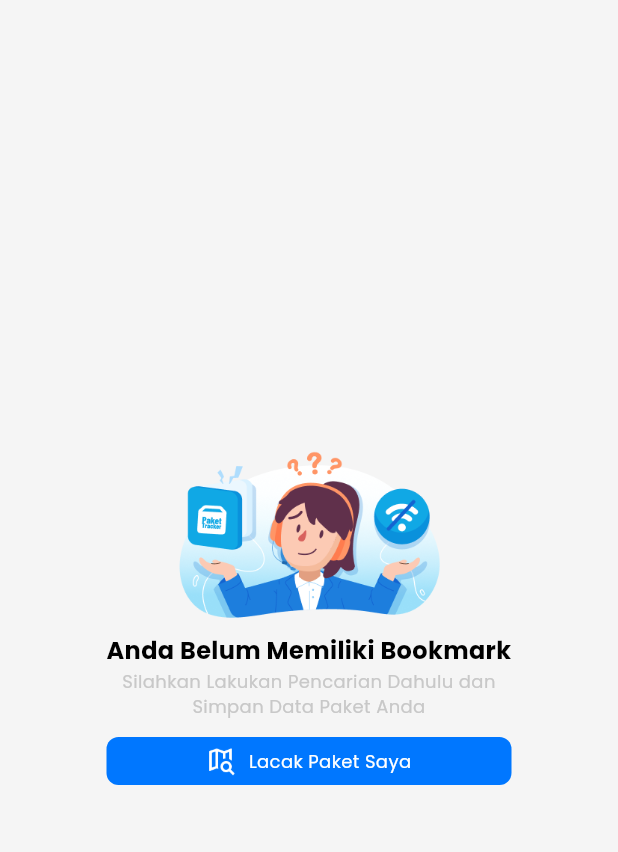
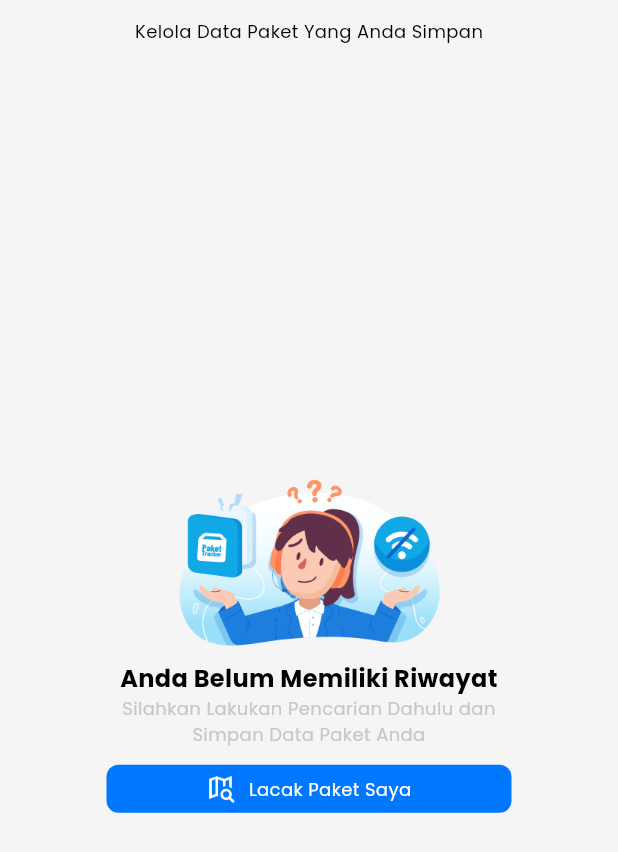
Before and after one commit to FarisAfra/Paket_Tracker, a Flutter app: the BookmarkPaket screen opened directly, on a phone screen of 412 x 824 dp. Shown: the top 852 px of the screen. Run offline on Flutter 3.47's test engine with Material 3 defaults, Android fonts, the phone set to English and light mode, and no system bars; our stand-ins replace card_loading, flutter_dotenv, google_fonts, image_picker, quickalert, shared_preferences and 2 more; accounts and stored records are empty.

Commit message:
Fix Nodata state in Bookmark Page, History page, And Paket Tracker Page

```diff
--- a/lib/screens/bookmark_paket.dart
+++ b/lib/screens/bookmark_paket.dart
@@ -44,7 +44,8 @@ class _BookmarkPaketState extends State<BookmarkPaket> {
     }
 
     setState(() {
-      savedDataList = loadedData.reversed.toList(); // Perbarui state dengan data yang diambil
+      savedDataList = loadedData.reversed
+          .toList(); // Perbarui state dengan data yang diambil
     });
   }
 
@@ -56,20 +57,35 @@ class _BookmarkPaketState extends State<BookmarkPaket> {
         return Wrap(
           alignment: WrapAlignment.center,
           children: [
-            Container(height: 16,),
-            Text('Pilih Aksi Yang Ingin Dilakukan', style: AppFonts.poppinsSemiBold(fontSize: 16),),
+            Container(
+              height: 16,
+            ),
+            Text(
+              'Pilih Aksi Yang Ingin Dilakukan',
+              style: AppFonts.poppinsSemiBold(fontSize: 16),
+            ),
             Divider(color: AppColors.BgPutih),
             ListTile(
-              leading: Image.asset(AppIcons.IcEditBlue, height: 24,),
-              title: Text('Edit Data', style: AppFonts.poppinsRegular(fontSize: 14),),
+              leading: Image.asset(
+                AppIcons.IcEditBlue,
+                height: 24,
+              ),
+              title: Text(
+                'Edit Data',
+                style: AppFonts.poppinsRegular(fontSize: 14),
+              ),
               onTap: () {
                 Navigator.of(context).pop();
                 _showEditDialog(index);
               },
             ),
             ListTile(
-              leading: Image.asset(AppIcons.IcDeleteRed, height: 24,),
-              title: Text('Hapus Data', style: AppFonts.poppinsRegular(fontSize: 14)),
+              leading: Image.asset(
+                AppIcons.IcDeleteRed,
+                height: 24,
+              ),
+              title: Text('Hapus Data',
+                  style: AppFonts.poppinsRegular(fontSize: 14)),
               onTap: () {
                 Navigator.of(context).pop();
                 _deleteData(index);
@@ -107,7 +123,9 @@ class _BookmarkPaketState extends State<BookmarkPaket> {
         if (newName.isNotEmpty) {
           _updateDataName(index, newName); // Memperbarui nama data
           Navigator.pop(context);
-        await Future.delayed(const Duration(milliseconds: 500)); // Tunggu sebentar sebelum menampilkan notifikasi sukses
+          await Future.delayed(const Duration(
+              milliseconds:
+                  500)); // Tunggu sebentar sebelum menampilkan notifikasi sukses
           await QuickAlert.show(
             context: context,
             type: QuickAlertType.success,
@@ -166,20 +184,7 @@ class _BookmarkPaketState extends State<BookmarkPaket> {
   Widget build(BuildContext context) {
     return Scaffold(
         backgroundColor: AppColors.BgPutih,
-        body: savedDataList.isEmpty
-            ? Center(
-                child: ErrorNodataScreen(
-                    title: 'Anda Belum Memiliki Bookmark',
-                    desc:
-                        'Silahkan Lakukan Pencarian Dahulu dan\nSimpan Data Paket Anda',
-                    IconButton: AppIcons.IcTrackWhite,
-                    TextButton: 'Lacak Paket Saya',
-                    handler:
-                        () {
-
-                        }),
-              )
-            : Column(
+        body: Column(
           children: [
             AppSpacer.VerticalSpacerMedium,
             Text(
@@ -190,7 +195,20 @@ class _BookmarkPaketState extends State<BookmarkPaket> {
             Expanded(
                 child: RefreshIndicator(
               onRefresh: _loadSavedData,
-                      child: ListView.builder(
+              child: savedDataList.isEmpty
+              ?Center(
+                child: ErrorNodataScreen(
+                    title: 'Anda Belum Memiliki Riwayat',
+                    desc:
+                        'Silahkan Lakukan Pencarian Dahulu dan\nSimpan Data Paket Anda',
+                    IconButton: AppIcons.IcTrackWhite,
+                    TextButton: 'Lacak Paket Saya',
+                    handler:
+                        () {
+
+                        }),
+              )
+              :ListView.builder(
                 itemCount: savedDataList.length,
                 itemBuilder: (context, index) {
                   final data = savedDataList[index];
@@ -201,7 +219,10 @@ class _BookmarkPaketState extends State<BookmarkPaket> {
                           Navigator.push(
                             context,
                             MaterialPageRoute(
-                                builder: (context) => DetailBookmarkPage(data: data, index: index,),
+                              builder: (context) => DetailBookmarkPage(
+                                data: data,
+                                index: index,
+                              ),
                             ),
                           );
                         },
@@ -214,8 +235,7 @@ class _BookmarkPaketState extends State<BookmarkPaket> {
                             child: Column(
                               children: [
                                 Row(
-                                        mainAxisAlignment:
-                                            MainAxisAlignment.center,
+                                  mainAxisAlignment: MainAxisAlignment.center,
                                   children: [
                                     getCourierLogo(data['courier']),
                                     AppSpacer.HorizontalSpacerLarge,
@@ -223,11 +243,8 @@ class _BookmarkPaketState extends State<BookmarkPaket> {
                                       crossAxisAlignment:
                                           CrossAxisAlignment.start,
                                       children: [
-                                              Text(
-                                                  data['name'] ??
-                                                      'Unknown Name',
-                                                  style:
-                                                      AppFonts.poppinsBold()),
+                                        Text(data['name'] ?? 'Unknown Name',
+                                            style: AppFonts.poppinsBold()),
                                         Text(
                                           '${data['courier2'] ?? 'Unknown Courier'}',
                                           style: AppFonts.poppinsMedium(
@@ -259,8 +276,7 @@ class _BookmarkPaketState extends State<BookmarkPaket> {
                       ));
                 },
               ),
-                    )
-                  )
+            ))
           ],
         ));
   }
--- a/lib/screens/lacak_paket.dart
+++ b/lib/screens/lacak_paket.dart
@@ -7,6 +7,7 @@ import 'package:paket_tracker_app/screens/widgets/buttons/icon_button.dart';
 import 'package:paket_tracker_app/screens/widgets/buttons/icon_toggle_save_button.dart';
 import 'package:paket_tracker_app/screens/widgets/buttons/primary_button.dart';
 import 'package:paket_tracker_app/screens/widgets/colors.dart';
+import 'package:paket_tracker_app/screens/widgets/errors/card_button_error_widget.dart';
 import 'package:paket_tracker_app/screens/widgets/errors/card_error_widget.dart';
 import 'package:paket_tracker_app/screens/widgets/errors/card_loading.dart';
 import 'package:paket_tracker_app/screens/widgets/fonts.dart';
@@ -70,6 +71,17 @@ class _LacakPaketState extends State<LacakPaket> {
                   HasilPencarian(
                     resi: _enteredResi!,
                     courier: _selectedCourier!,
+                  )
+                else
+                  Column(
+                    children: [
+                      CardButtonErrorWidget(
+                          TextTitle: 'Anda Belum Melakukan Pencarian',
+                          TextDesc:
+                              'Silahkan Lakukan Pencarian dan Simpan Data Paket Anda.',
+                          Icons: AppIcons.IcTrackWhite,
+                          HintText: 'Lacak Paket Saya')
+                    ],
                   ),
                 SizedBox(height: 75)
               ],
@@ -369,9 +381,7 @@ class _HasilPencarianState extends State<HasilPencarian> {
                                 ),
                                 Spacer(),
                                 IconToggleSaveButton(
-                                  handler: () {
-
-                                  },
+                                  handler: () {},
                                   dataToSave: {
                                     'awb': awb,
                                     'courier': widget.courier,
@@ -486,9 +496,8 @@ class _HasilPencarianState extends State<HasilPencarian> {
                             Container(
                                 height: 200,
                                 decoration: BoxDecoration(
-                                  color: AppColors.BiruSecondary,
-                                  borderRadius: BorderRadius.circular(8)
-                                ),
+                                    color: AppColors.BiruSecondary,
+                                    borderRadius: BorderRadius.circular(8)),
                                 child: Padding(
                                   padding: EdgeInsets.symmetric(
                                       horizontal: 8, vertical: 8),
--- a/lib/screens/riwayat_pencarian.dart
+++ b/lib/screens/riwayat_pencarian.dart
@@ -3,6 +3,7 @@ import 'package:flutter/services.dart';
 import 'package:intl/intl.dart';
 import 'package:paket_tracker_app/databases/db_helper.dart';
 import 'package:paket_tracker_app/screens/widgets/colors.dart';
+import 'package:paket_tracker_app/screens/widgets/errors/error_nodata_screen.dart';
 import 'package:paket_tracker_app/screens/widgets/fonts.dart';
 import 'package:paket_tracker_app/screens/widgets/icons.dart';
 import 'package:paket_tracker_app/screens/widgets/images/logo_kurir.dart';
@@ -98,7 +99,20 @@ class _RiwayatPencarianState extends State<RiwayatPencarian> {
           Expanded(
             child: RefreshIndicator(
               onRefresh: _loadSavedData,
-              child: ListView.builder(
+              child: _trackingRecords.isEmpty
+              ?Center(
+                child: ErrorNodataScreen(
+                    title: 'Anda Belum Memiliki Riwayat',
+                    desc:
+                        'Silahkan Lakukan Pencarian Dahulu dan\nSimpan Data Paket Anda',
+                    IconButton: AppIcons.IcTrackWhite,
+                    TextButton: 'Lacak Paket Saya',
+                    handler:
+                        () {
+
+                        }),
+              )
+              : ListView.builder(
                 itemCount: _trackingRecords.length,
                 itemBuilder: (context, index) {
                   final record = _trackingRecords[index];
```
Lines whose indentation alone changed are shown as unchanged.
